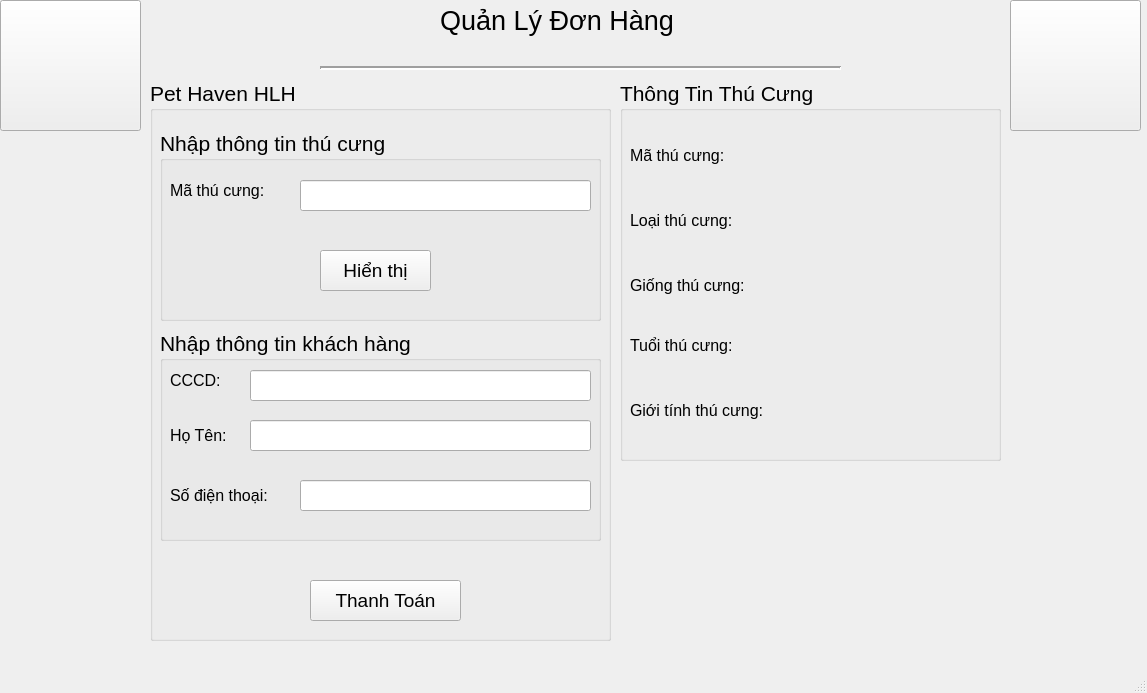
The window that QLDH/QLDH.ui (lehieu181023/QLTC-python) describes before a commit, drawn with Qt 5.
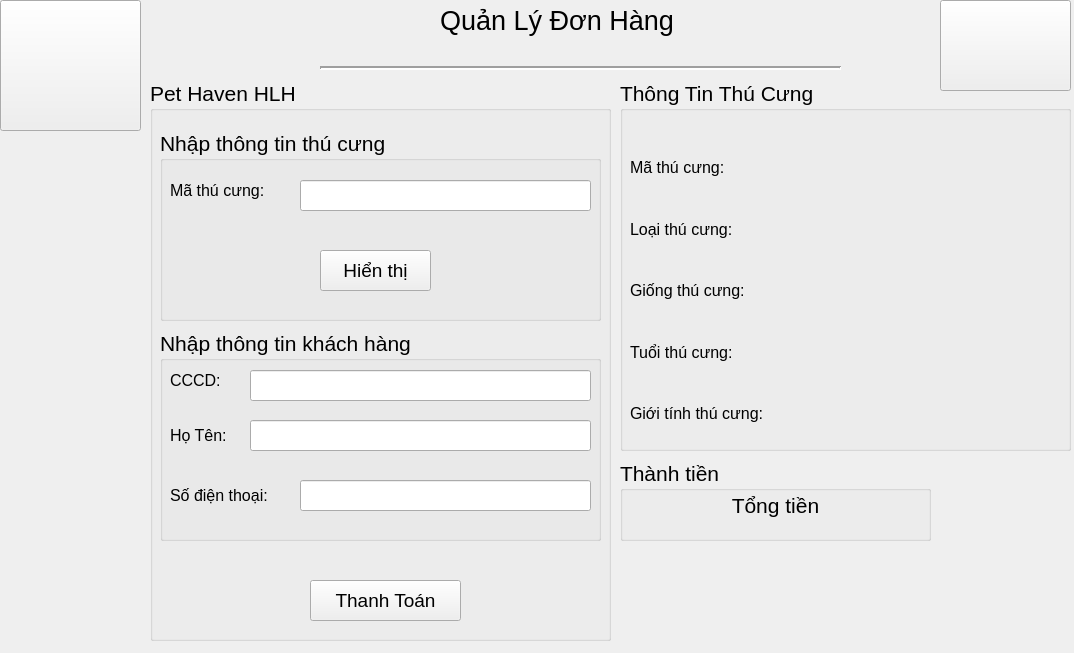
The same window after the commit. Icons and pictures are not drawn.

What changed in the file:
```diff
--- a/QLDH/QLDH.ui
+++ b/QLDH/QLDH.ui
@@ -6,8 +6,8 @@
    <rect>
     <x>0</x>
     <y>0</y>
-    <width>1147</width>
-    <height>693</height>
+    <width>1074</width>
+    <height>653</height>
    </rect>
   </property>
   <property name="windowTitle">
@@ -211,8 +211,8 @@
      <rect>
       <x>620</x>
       <y>80</y>
-      <width>381</width>
-      <height>381</height>
+      <width>451</width>
+      <height>371</height>
      </rect>
     </property>
     <property name="font">
@@ -223,15 +223,18 @@
     <property name="title">
      <string>Thông Tin Thú Cưng</string>
     </property>
+    <widget class="QWidget" name="">
+     <property name="geometry">
+      <rect>
+       <x>10</x>
+       <y>60</y>
+       <width>141</width>
+       <height>301</height>
+      </rect>
+     </property>
+     <layout class="QGridLayout" name="gridLayout">
+      <item row="0" column="0">
     <widget class="QLabel" name="label_6">
-     <property name="geometry">
-      <rect>
-       <x>10</x>
-       <y>60</y>
-       <width>121</width>
-       <height>31</height>
-      </rect>
-     </property>
      <property name="font">
       <font>
        <pointsize>12</pointsize>
@@ -241,15 +244,9 @@
       <string>Mã thú cưng:</string>
      </property>
     </widget>
+      </item>
+      <item row="1" column="0">
     <widget class="QLabel" name="label_8">
-     <property name="geometry">
-      <rect>
-       <x>10</x>
-       <y>120</y>
-       <width>141</width>
-       <height>41</height>
-      </rect>
-     </property>
      <property name="font">
       <font>
        <pointsize>12</pointsize>
@@ -259,15 +256,9 @@
       <string>Loại thú cưng:</string>
      </property>
     </widget>
+      </item>
+      <item row="2" column="0">
     <widget class="QLabel" name="label_9">
-     <property name="geometry">
-      <rect>
-       <x>10</x>
-       <y>190</y>
-       <width>151</width>
-       <height>31</height>
-      </rect>
-     </property>
      <property name="font">
       <font>
        <pointsize>12</pointsize>
@@ -277,15 +268,9 @@
       <string>Giống thú cưng:</string>
      </property>
     </widget>
+      </item>
+      <item row="3" column="0">
     <widget class="QLabel" name="label_10">
-     <property name="geometry">
-      <rect>
-       <x>10</x>
-       <y>250</y>
-       <width>141</width>
-       <height>31</height>
-      </rect>
-     </property>
      <property name="font">
       <font>
        <pointsize>12</pointsize>
@@ -295,15 +280,9 @@
       <string>Tuổi thú cưng:</string>
      </property>
     </widget>
+      </item>
+      <item row="4" column="0">
     <widget class="QLabel" name="label_11">
-     <property name="geometry">
-      <rect>
-       <x>10</x>
-       <y>310</y>
-       <width>171</width>
-       <height>41</height>
-      </rect>
-     </property>
      <property name="font">
       <font>
        <pointsize>12</pointsize>
@@ -313,15 +292,21 @@
       <string>Giới tính thú cưng:</string>
      </property>
     </widget>
+      </item>
+     </layout>
+    </widget>
+    <widget class="QWidget" name="">
+     <property name="geometry">
+      <rect>
+       <x>160</x>
+       <y>60</y>
+       <width>281</width>
+       <height>301</height>
+      </rect>
+     </property>
+     <layout class="QGridLayout" name="gridLayout_2">
+      <item row="0" column="0">
     <widget class="QLabel" name="lb_m">
-     <property name="geometry">
-      <rect>
-       <x>190</x>
-       <y>60</y>
-       <width>181</width>
-       <height>31</height>
-      </rect>
-     </property>
      <property name="font">
       <font>
        <pointsize>12</pointsize>
@@ -331,15 +316,9 @@
       <string/>
      </property>
     </widget>
+      </item>
+      <item row="1" column="0">
     <widget class="QLabel" name="lb_l">
-     <property name="geometry">
-      <rect>
-       <x>190</x>
-       <y>120</y>
-       <width>181</width>
-       <height>31</height>
-      </rect>
-     </property>
      <property name="font">
       <font>
        <pointsize>12</pointsize>
@@ -349,15 +328,9 @@
       <string/>
      </property>
     </widget>
+      </item>
+      <item row="2" column="0">
     <widget class="QLabel" name="lb_g">
-     <property name="geometry">
-      <rect>
-       <x>190</x>
-       <y>190</y>
-       <width>181</width>
-       <height>31</height>
-      </rect>
-     </property>
      <property name="font">
       <font>
        <pointsize>12</pointsize>
@@ -367,15 +340,9 @@
       <string/>
      </property>
     </widget>
+      </item>
+      <item row="3" column="0">
     <widget class="QLabel" name="lb_t">
-     <property name="geometry">
-      <rect>
-       <x>190</x>
-       <y>255</y>
-       <width>181</width>
-       <height>31</height>
-      </rect>
-     </property>
      <property name="font">
       <font>
        <pointsize>12</pointsize>
@@ -385,15 +352,9 @@
       <string/>
      </property>
     </widget>
+      </item>
+      <item row="4" column="0">
     <widget class="QLabel" name="lb_gt">
-     <property name="geometry">
-      <rect>
-       <x>190</x>
-       <y>320</y>
-       <width>181</width>
-       <height>31</height>
-      </rect>
-     </property>
      <property name="font">
       <font>
        <pointsize>12</pointsize>
@@ -402,6 +363,9 @@
      <property name="text">
       <string/>
      </property>
+       </widget>
+      </item>
+     </layout>
     </widget>
    </widget>
    <widget class="QLabel" name="label">
@@ -457,10 +421,10 @@
    <widget class="QPushButton" name="pushButton_2">
     <property name="geometry">
      <rect>
-      <x>1010</x>
+      <x>940</x>
       <y>0</y>
       <width>131</width>
-      <height>131</height>
+      <height>91</height>
      </rect>
     </property>
     <property name="styleSheet">
@@ -470,18 +434,41 @@
      <string/>
     </property>
    </widget>
-  </widget>
-  <widget class="QMenuBar" name="menubar">
+   <widget class="QGroupBox" name="groupBox_5">
    <property name="geometry">
     <rect>
-     <x>0</x>
-     <y>0</y>
-     <width>1147</width>
-     <height>26</height>
-    </rect>
-   </property>
-  </widget>
-  <widget class="QStatusBar" name="statusbar"/>
+      <x>620</x>
+      <y>460</y>
+      <width>311</width>
+      <height>81</height>
+     </rect>
+    </property>
+    <property name="font">
+     <font>
+      <pointsize>16</pointsize>
+     </font>
+    </property>
+    <property name="title">
+     <string>Thành tiền</string>
+    </property>
+    <widget class="QLabel" name="lb_tt">
+     <property name="geometry">
+      <rect>
+       <x>20</x>
+       <y>30</y>
+       <width>271</width>
+       <height>31</height>
+      </rect>
+     </property>
+     <property name="text">
+      <string>Tổng tiền</string>
+     </property>
+     <property name="alignment">
+      <set>Qt::AlignCenter</set>
+     </property>
+    </widget>
+   </widget>
+  </widget>
  </widget>
  <resources>
   <include location="logo.qrc"/>
```
Left out of the diff: 3 changed lines with no effect on the pictures. Lines whose indentation alone changed are shown as unchanged.
